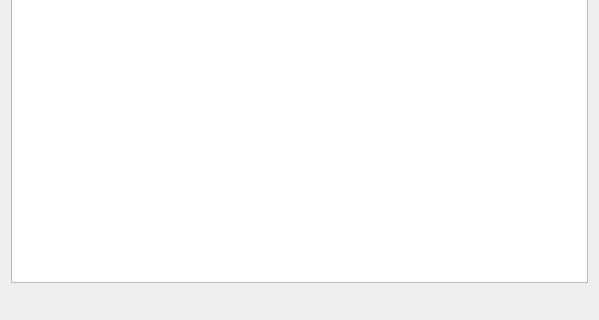
First picture: the form in ui/dl_finished.ui, repository apavelm/stildcpp, before the edit; both pictures show x 0 to 599 and y 239 to 559 of the 599 by 559 pixel window.
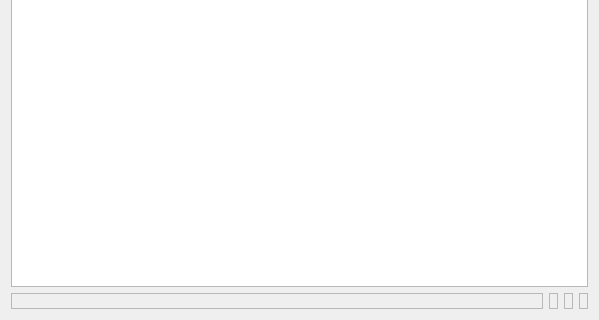
Second picture: the form after the edit. Custom widgets are drawn as their Qt base class.

Diff of the .ui file:
```diff
--- a/ui/dl_finished.ui
+++ b/ui/dl_finished.ui
@@ -46,84 +46,57 @@
            <verstretch>0</verstretch>
           </sizepolicy>
          </property>
+         <property name="frameShape" >
+          <enum>QFrame::StyledPanel</enum>
+         </property>
          <property name="text" >
           <string/>
          </property>
         </widget>
        </item>
-       <item>
-        <spacer>
-         <property name="orientation" >
-          <enum>Qt::Horizontal</enum>
-         </property>
-         <property name="sizeHint" >
-          <size>
-           <width>40</width>
-           <height>20</height>
-          </size>
-         </property>
-        </spacer>
-       </item>
        <item>
         <widget class="QLabel" name="lbl_count" >
          <property name="sizePolicy" >
-          <sizepolicy vsizetype="Preferred" hsizetype="Expanding" >
+          <sizepolicy vsizetype="Preferred" hsizetype="Minimum" >
            <horstretch>0</horstretch>
            <verstretch>0</verstretch>
           </sizepolicy>
          </property>
+         <property name="frameShape" >
+          <enum>QFrame::StyledPanel</enum>
+         </property>
          <property name="text" >
           <string/>
          </property>
         </widget>
        </item>
-       <item>
-        <spacer>
-         <property name="orientation" >
-          <enum>Qt::Horizontal</enum>
-         </property>
-         <property name="sizeHint" >
-          <size>
-           <width>40</width>
-           <height>20</height>
-          </size>
-         </property>
-        </spacer>
-       </item>
        <item>
         <widget class="QLabel" name="lbl_bytes" >
          <property name="sizePolicy" >
-          <sizepolicy vsizetype="Preferred" hsizetype="Expanding" >
+          <sizepolicy vsizetype="Preferred" hsizetype="Minimum" >
            <horstretch>0</horstretch>
            <verstretch>0</verstretch>
           </sizepolicy>
          </property>
+         <property name="frameShape" >
+          <enum>QFrame::StyledPanel</enum>
+         </property>
          <property name="text" >
           <string/>
          </property>
         </widget>
        </item>
-       <item>
-        <spacer>
-         <property name="orientation" >
-          <enum>Qt::Horizontal</enum>
-         </property>
-         <property name="sizeHint" >
-          <size>
-           <width>40</width>
-           <height>20</height>
-          </size>
-         </property>
-        </spacer>
-       </item>
        <item>
         <widget class="QLabel" name="lbl_speed" >
          <property name="sizePolicy" >
-          <sizepolicy vsizetype="Preferred" hsizetype="Expanding" >
+          <sizepolicy vsizetype="Preferred" hsizetype="Minimum" >
            <horstretch>0</horstretch>
            <verstretch>0</verstretch>
           </sizepolicy>
          </property>
+         <property name="frameShape" >
+          <enum>QFrame::StyledPanel</enum>
+         </property>
          <property name="text" >
           <string/>
          </property>
```
